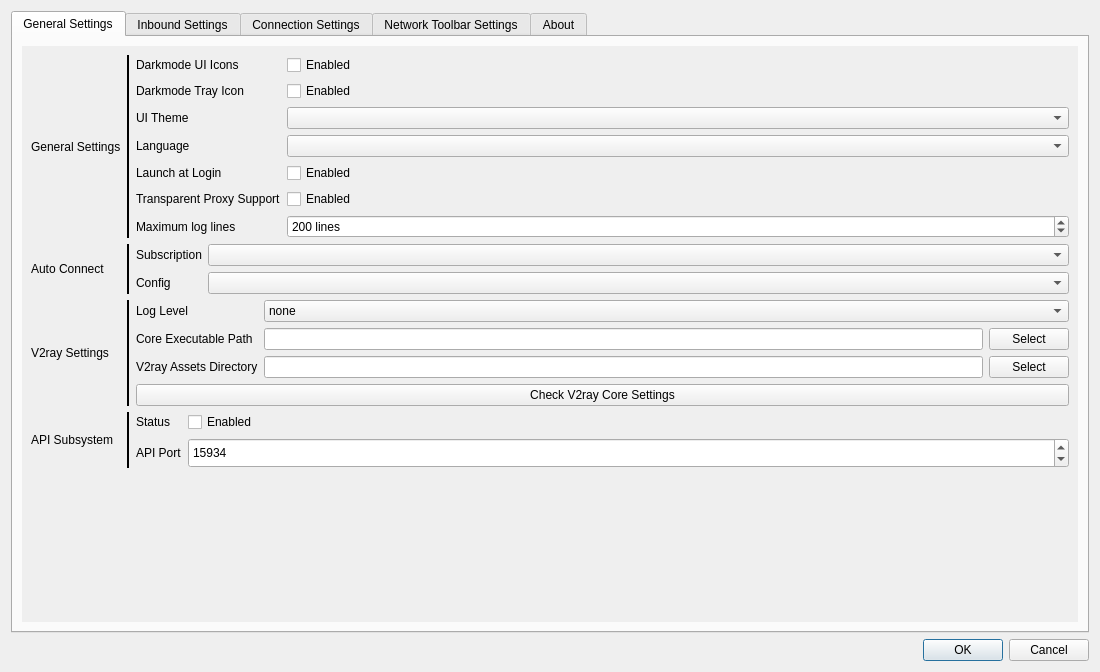
Before: the Qt Designer form src/ui/w_PreferencesWindow.ui in Qv2ray/Qv2ray, drawn with Qt 5.
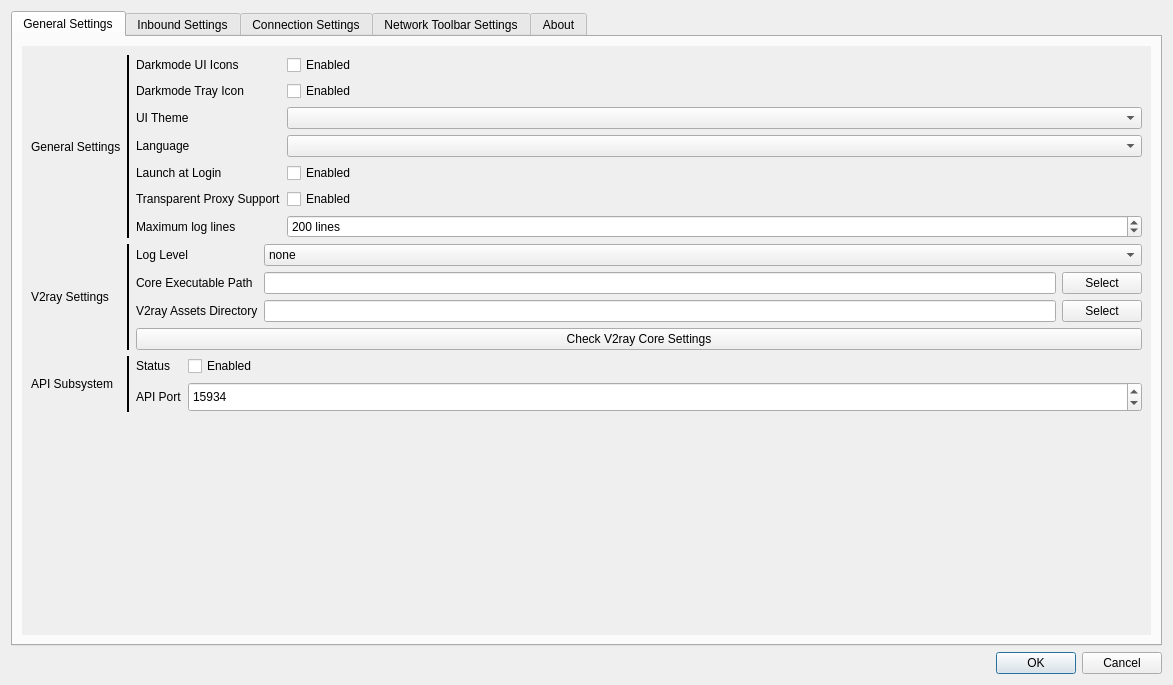
After: the same form once the commit is applied. Icons and pictures are not drawn.

Diff of the .ui file:
```diff
--- a/src/ui/w_PreferencesWindow.ui
+++ b/src/ui/w_PreferencesWindow.ui
@@ -9,8 +9,8 @@
    <rect>
     <x>0</x>
     <y>0</y>
-    <width>1100</width>
-    <height>672</height>
+    <width>1173</width>
+    <height>685</height>
    </rect>
   </property>
   <property name="windowTitle">
@@ -43,22 +43,11 @@
            <rect>
             <x>0</x>
             <y>0</y>
-            <width>1054</width>
-            <height>556</height>
+            <width>1127</width>
+            <height>569</height>
            </rect>
           </property>
-          <layout class="QGridLayout" name="gridLayout_13" rowstretch="0,0,0,0,1">
-           <item row="0" column="0">
-            <layout class="QVBoxLayout" name="verticalLayout_6">
-             <item>
-              <widget class="QLabel" name="label_55">
-               <property name="text">
-                <string>General Settings</string>
-               </property>
-              </widget>
-             </item>
-            </layout>
-           </item>
+          <layout class="QGridLayout" name="gridLayout_13" rowstretch="0,0,0,0">
            <item row="0" column="1">
             <layout class="QGridLayout" name="gridLayout_6" columnstretch="0,0,1">
              <item row="6" column="2">
@@ -204,56 +193,7 @@
              </item>
             </layout>
            </item>
-           <item row="1" column="1">
-            <layout class="QGridLayout" name="gridLayout_8" columnstretch="0,0,1">
-             <item row="1" column="1">
-              <widget class="QLabel" name="label_61">
-               <property name="text">
-                <string>Config</string>
-               </property>
-              </widget>
-             </item>
-             <item row="0" column="1">
-              <widget class="QLabel" name="label_60">
-               <property name="text">
-                <string>Subscription</string>
-               </property>
-              </widget>
-             </item>
-             <item row="1" column="2">
-              <widget class="QComboBox" name="autoStartConnCombo"/>
-             </item>
-             <item row="0" column="2">
-              <widget class="QComboBox" name="autoStartSubsCombo">
-               <property name="minimumSize">
-                <size>
-                 <width>180</width>
-                 <height>0</height>
-                </size>
-               </property>
-               <item>
-                <property name="text">
-                 <string/>
-                </property>
-               </item>
-              </widget>
-             </item>
-             <item row="0" column="0" rowspan="2">
-              <widget class="Line" name="line_2">
-               <property name="frameShadow">
-                <enum>QFrame::Plain</enum>
-               </property>
-               <property name="lineWidth">
-                <number>2</number>
-               </property>
-               <property name="orientation">
-                <enum>Qt::Vertical</enum>
-               </property>
-              </widget>
-             </item>
-            </layout>
-           </item>
-           <item row="2" column="0">
+           <item row="1" column="0">
             <layout class="QVBoxLayout" name="verticalLayout_8">
              <item>
               <widget class="QLabel" name="label_67">
@@ -265,6 +205,98 @@
             </layout>
            </item>
            <item row="2" column="1">
+            <layout class="QGridLayout" name="gridLayout_4" columnstretch="0,0,1">
+             <item row="1" column="1">
+              <widget class="QLabel" name="label_8">
+               <property name="text">
+                <string>API Port</string>
+               </property>
+              </widget>
+             </item>
+             <item row="0" column="1">
+              <widget class="QLabel" name="label_68">
+               <property name="text">
+                <string>Status</string>
+               </property>
+              </widget>
+             </item>
+             <item row="1" column="2">
+              <widget class="QSpinBox" name="statsPortBox">
+               <property name="minimumSize">
+                <size>
+                 <width>116</width>
+                 <height>30</height>
+                </size>
+               </property>
+               <property name="minimum">
+                <number>1024</number>
+               </property>
+               <property name="maximum">
+                <number>65535</number>
+               </property>
+               <property name="value">
+                <number>15934</number>
+               </property>
+              </widget>
+             </item>
+             <item row="0" column="2">
+              <widget class="QCheckBox" name="enableAPI">
+               <property name="text">
+                <string>Enabled</string>
+               </property>
+              </widget>
+             </item>
+             <item row="0" column="0" rowspan="2">
+              <widget class="Line" name="line_4">
+               <property name="frameShadow">
+                <enum>QFrame::Plain</enum>
+               </property>
+               <property name="lineWidth">
+                <number>2</number>
+               </property>
+               <property name="orientation">
+                <enum>Qt::Vertical</enum>
+               </property>
+              </widget>
+             </item>
+            </layout>
+           </item>
+           <item row="0" column="0">
+            <layout class="QVBoxLayout" name="verticalLayout_6">
+             <item>
+              <widget class="QLabel" name="label_55">
+               <property name="text">
+                <string>General Settings</string>
+               </property>
+              </widget>
+             </item>
+            </layout>
+           </item>
+           <item row="2" column="0">
+            <layout class="QVBoxLayout" name="verticalLayout_3">
+             <item>
+              <widget class="QLabel" name="label_64">
+               <property name="text">
+                <string>API Subsystem</string>
+               </property>
+              </widget>
+             </item>
+            </layout>
+           </item>
+           <item row="3" column="0" colspan="2">
+            <spacer name="verticalSpacer_11">
+             <property name="orientation">
+              <enum>Qt::Vertical</enum>
+             </property>
+             <property name="sizeHint" stdset="0">
+              <size>
+               <width>20</width>
+               <height>40</height>
+              </size>
+             </property>
+            </spacer>
+           </item>
+           <item row="1" column="1">
             <layout class="QGridLayout" name="gridLayout_9">
              <item row="3" column="1" colspan="3">
               <widget class="QPushButton" name="checkVCoreSettings">
@@ -374,98 +406,6 @@
              </item>
             </layout>
            </item>
-           <item row="3" column="0">
-            <layout class="QVBoxLayout" name="verticalLayout_3">
-             <item>
-              <widget class="QLabel" name="label_64">
-               <property name="text">
-                <string>API Subsystem</string>
-               </property>
-              </widget>
-             </item>
-            </layout>
-           </item>
-           <item row="3" column="1">
-            <layout class="QGridLayout" name="gridLayout_4" columnstretch="0,0,1">
-             <item row="1" column="1">
-              <widget class="QLabel" name="label_8">
-               <property name="text">
-                <string>API Port</string>
-               </property>
-              </widget>
-             </item>
-             <item row="0" column="1">
-              <widget class="QLabel" name="label_68">
-               <property name="text">
-                <string>Status</string>
-               </property>
-              </widget>
-             </item>
-             <item row="1" column="2">
-              <widget class="QSpinBox" name="statsPortBox">
-               <property name="minimumSize">
-                <size>
-                 <width>116</width>
-                 <height>30</height>
-                </size>
-               </property>
-               <property name="minimum">
-                <number>1024</number>
-               </property>
-               <property name="maximum">
-                <number>65535</number>
-               </property>
-               <property name="value">
-                <number>15934</number>
-               </property>
-              </widget>
-             </item>
-             <item row="0" column="2">
-              <widget class="QCheckBox" name="enableAPI">
-               <property name="text">
-                <string>Enabled</string>
-               </property>
-              </widget>
-             </item>
-             <item row="0" column="0" rowspan="2">
-              <widget class="Line" name="line_4">
-               <property name="frameShadow">
-                <enum>QFrame::Plain</enum>
-               </property>
-               <property name="lineWidth">
-                <number>2</number>
-               </property>
-               <property name="orientation">
-                <enum>Qt::Vertical</enum>
-               </property>
-              </widget>
-             </item>
-            </layout>
-           </item>
-           <item row="4" column="0" colspan="2">
-            <spacer name="verticalSpacer_11">
-             <property name="orientation">
-              <enum>Qt::Vertical</enum>
-             </property>
-             <property name="sizeHint" stdset="0">
-              <size>
-               <width>20</width>
-               <height>40</height>
-              </size>
-             </property>
-            </spacer>
-           </item>
-           <item row="1" column="0">
-            <layout class="QVBoxLayout" name="verticalLayout_9">
-             <item>
-              <widget class="QLabel" name="label_19">
-               <property name="text">
-                <string>Auto Connect</string>
-               </property>
-              </widget>
-             </item>
-            </layout>
-           </item>
           </layout>
          </widget>
         </widget>
```
Left out of the diff: 6 changed lines with no effect on the pictures.
